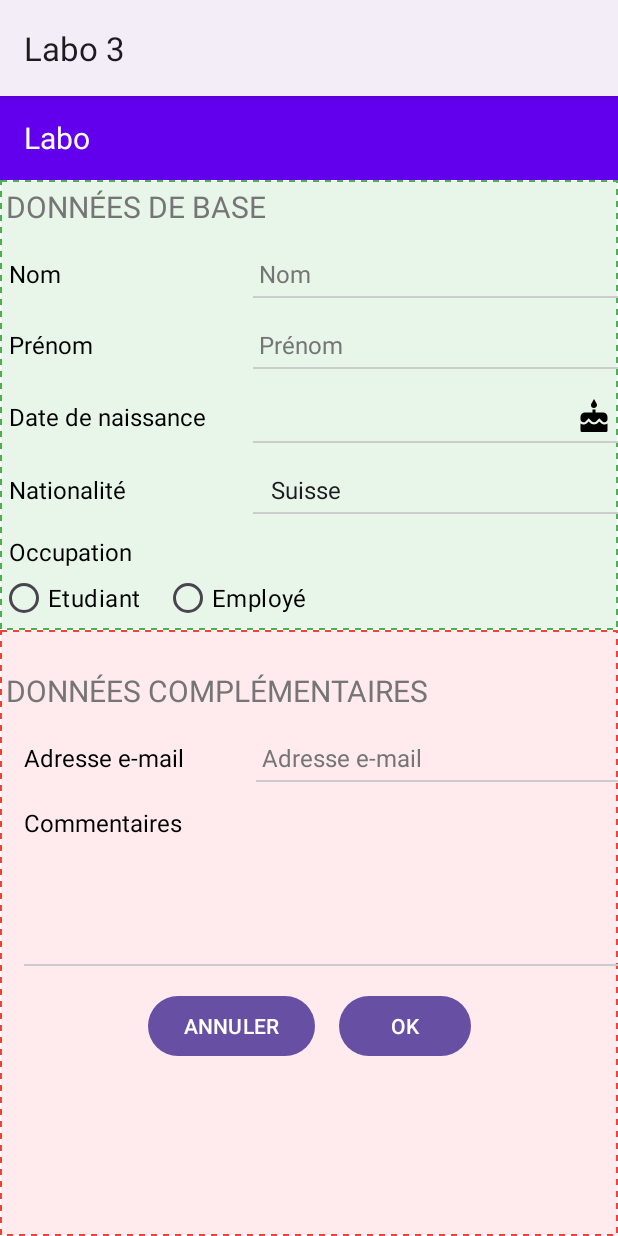
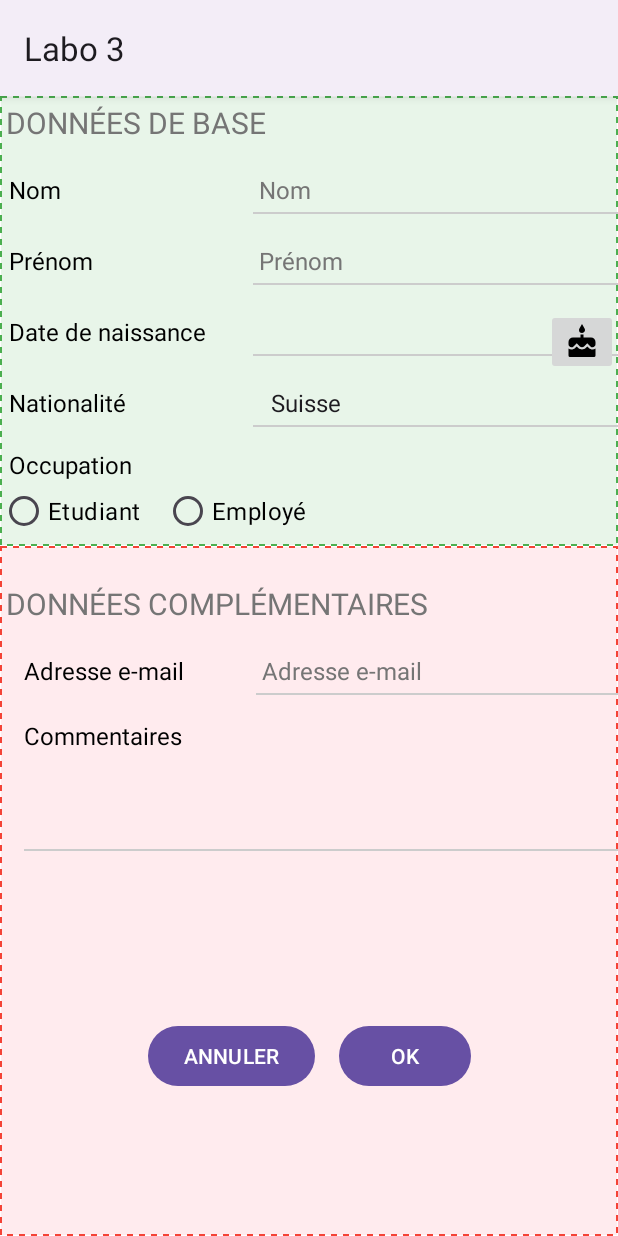
Before and after one commit to heig-lherman/daa-pw3, an Android app: the screen it shows after launch (MainActivity), on a phone screen of 412 x 824 dp. Run offline under Robolectric (Android 15) with nearby library versions, the phone set to English and light mode, and no system bars.

Commit message:
fix: remove useless toolbar

```diff
--- a/app/build.gradle.kts
+++ b/app/build.gradle.kts
@@ -33,6 +33,12 @@ android {
     kotlinOptions {
         jvmTarget = "1.8"
     }
+
+    // for binding
+    buildFeatures {
+        viewBinding = true
+    }
+
 }
 
 dependencies {
--- a/app/src/main/res/layout/activity_main.xml
+++ b/app/src/main/res/layout/activity_main.xml
@@ -5,29 +5,13 @@
     android:layout_height="match_parent"
     android:background="@android:color/white">
 
-    <androidx.appcompat.widget.Toolbar
-        android:id="@+id/toolbar"
-        android:layout_width="match_parent"
-        android:layout_height="56dp"
-        android:background="#6200EE"
-        app:layout_constraintTop_toTopOf="parent">
-
-        <TextView
-            android:layout_width="wrap_content"
-            android:layout_height="wrap_content"
-            android:text="Labo"
-            android:textColor="@android:color/white"
-            android:textSize="20sp" />
-    </androidx.appcompat.widget.Toolbar>
-
     <View
         android:id="@+id/basicInfoContainer"
         android:layout_width="0dp"
         android:layout_height="300dp"
         android:background="@drawable/dashed_border_green"
-        app:layout_constraintEnd_toEndOf="parent"
         app:layout_constraintStart_toStartOf="parent"
-        app:layout_constraintTop_toBottomOf="@id/toolbar" />
+        app:layout_constraintTop_toTopOf="parent" />
 
     <View
         android:id="@+id/studentSectionContainer"
@@ -69,7 +53,7 @@
         android:textColor="#757575"
         android:textSize="20sp"
         app:layout_constraintStart_toStartOf="parent"
-        app:layout_constraintTop_toBottomOf="@id/toolbar" />
+        app:layout_constraintTop_toTopOf="parent" />
 
     <TextView
         android:id="@+id/labelLastName"
@@ -153,17 +137,16 @@
         android:text="Date de naissance"
         android:textColor="#000000"
         android:textSize="16sp"
-        app:layout_constraintBaseline_toBaselineOf="@id/inputBirthDate"
+        app:layout_constraintBaseline_toBaselineOf="@id/inputDate"
         app:layout_constraintStart_toStartOf="@id/labelLastName"
         app:layout_constraintTop_toBottomOf="@id/lineFirstName" />
 
     <EditText
-        android:id="@+id/inputBirthDate"
+        android:id="@+id/inputDate"
         android:layout_width="0dp"
         android:layout_height="wrap_content"
         android:layout_marginTop="16dp"
         android:background="@null"
-        android:drawableEnd="@drawable/cake"
         android:inputType="none"
         android:padding="4dp"
         android:textColor="#000000"
@@ -179,8 +162,17 @@
         android:layout_height="1dp"
         android:background="#CCCCCC"
         app:layout_constraintEnd_toEndOf="parent"
-        app:layout_constraintStart_toStartOf="@id/inputBirthDate"
-        app:layout_constraintTop_toBottomOf="@id/inputBirthDate" />
+        app:layout_constraintStart_toStartOf="@id/inputDate"
+        app:layout_constraintTop_toBottomOf="@id/inputDate" />
+
+    <ImageButton
+            android:id="@+id/dateButton"
+            android:layout_width="wrap_content"
+            android:layout_height="wrap_content"
+            android:src="@drawable/cake"
+            android:contentDescription="Select birthdate"
+            app:layout_constraintEnd_toEndOf="@+id/inputDate"
+            app:layout_constraintTop_toTopOf="@+id/inputDate" />
 
     <TextView
         android:id="@+id/labelNationality"
@@ -544,7 +536,7 @@
         android:background="@null"
         android:gravity="top"
         android:inputType="textMultiLine"
-        android:minLines="3"
+        android:minLines="2"
         android:padding="4dp"
         android:textColor="#000000"
         android:textColorHint="#757575"
@@ -573,6 +565,7 @@
         android:textColor="#FFFFFF"
         app:layout_constraintEnd_toStartOf="@id/buttonOk"
         app:layout_constraintHorizontal_chainStyle="packed"
+        app:layout_constraintBottom_toBottomOf="parent"
         app:layout_constraintStart_toStartOf="parent"
         app:layout_constraintTop_toBottomOf="@id/lineComments" />
 
@@ -585,6 +578,7 @@
         android:background="@null"
         android:text="OK"
         android:textColor="#FFFFFF"
+        app:layout_constraintBottom_toBottomOf="parent"
         app:layout_constraintEnd_toEndOf="parent"
         app:layout_constraintStart_toEndOf="@id/buttonCancel"
         app:layout_constraintTop_toBottomOf="@id/lineComments" />
```
